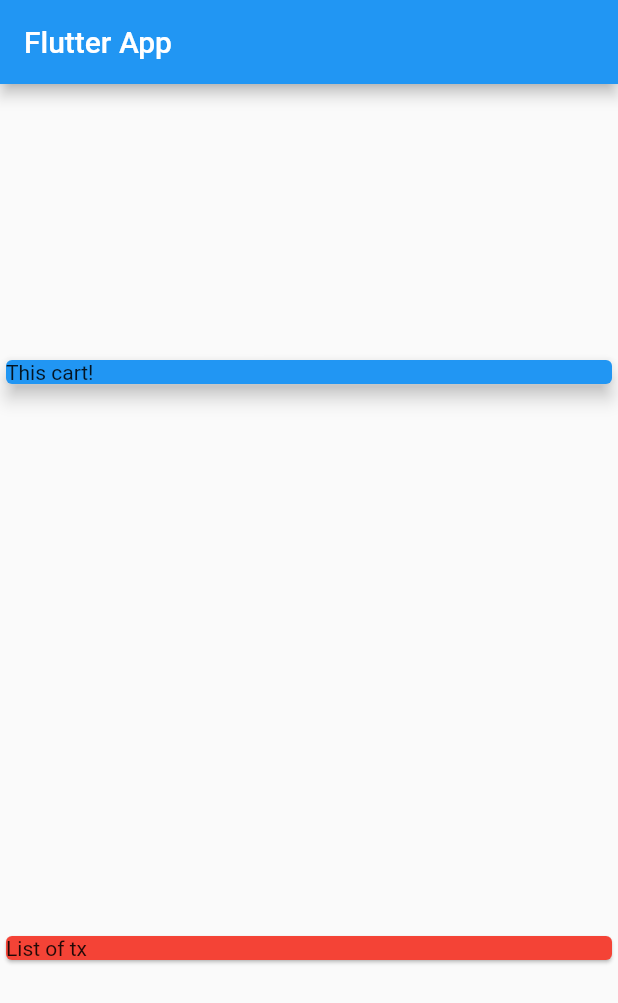
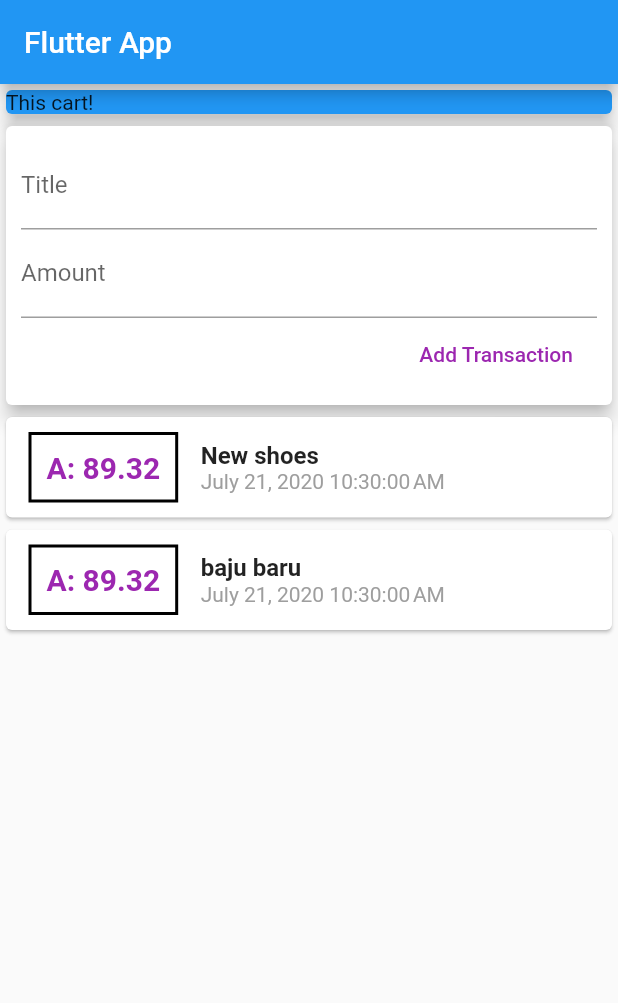
Before and after one commit to bahaso/flutter-practice, a Flutter app: the screen it shows after launch, on a phone screen of 412 x 824 dp. Shown: the top 1003 px of the screen. Run offline on Flutter 3.47's test engine with Material 2 defaults, Android fonts, the phone set to English and light mode, and no system bars.

Commit message:
list scrollable

```diff
--- a/lib/main.dart
+++ b/lib/main.dart
@@ -1,4 +1,5 @@
 import 'package:flutter/material.dart';
+import 'package:flutter_complete_guide/widgets/user_transaction.dart';
 
 void main() => runApp(MyApp());
 
@@ -13,14 +14,20 @@ class MyApp extends StatelessWidget {
 }
 
 class MyHomePage extends StatelessWidget {
+  // String titleInput;
+  // String amountInput;
+  final titleController = TextEditingController();
+  final amountController = TextEditingController();
+
   @override
   Widget build(BuildContext context) {
     return Scaffold(
       appBar: AppBar(
         title: Text("Flutter App"),
       ),
-      body: Column(
-        mainAxisAlignment: MainAxisAlignment.spaceAround,
+      body: SingleChildScrollView(
+        child: Column(
+          // mainAxisAlignment: MainAxisAlignment.spaceAround,
           crossAxisAlignment: CrossAxisAlignment.stretch,
           children: <Widget>[
             Container(
@@ -31,11 +38,9 @@ class MyHomePage extends StatelessWidget {
                 elevation: 5, //menambahkan efek shadow pada card
               ),
             ),
-          Card(
-            color: Colors.red,
-            child: Text("List of tx"),
-          )
+            UserTransaction(),
           ],
+        ),
       ),
     );
   }
--- /dev/null
+++ b/lib/models/transaction.dart
@@ -0,0 +1,14 @@
+import 'package:flutter/foundation.dart';
+
+class Transaction {
+  String id;
+  String title;
+  double amount;
+  DateTime date;
+
+  Transaction(
+      {@required this.id,
+      @required this.title,
+      @required this.amount,
+      @required this.date});
+}
--- /dev/null
+++ b/lib/widgets/new_transaction.dart
@@ -0,0 +1,42 @@
+import 'package:flutter/material.dart';
+
+class NewTransaction extends StatelessWidget {
+  final Function addTx;
+  final titleController = TextEditingController();
+  final amountController = TextEditingController();
+  NewTransaction(this.addTx);
+
+  @override
+  Widget build(BuildContext context) {
+    return Card(
+      elevation: 5,
+      child: Container(
+        padding: EdgeInsets.all(10.0),
+        child: Column(
+          crossAxisAlignment: CrossAxisAlignment.end,
+          children: <Widget>[
+            TextField(
+              decoration: InputDecoration(labelText: 'Title'),
+              controller: titleController,
+              // onChanged: (val) => titleInput = val,
+            ),
+            TextField(
+              decoration: InputDecoration(labelText: 'Amount'),
+              controller: amountController,
+            ),
+            // onChanged: (val) => amountInput = val),
+            FlatButton(
+              onPressed: () {
+                addTx(
+                    titleController.text, double.parse(amountController.text));
+                print(titleController);
+              },
+              child: Text('Add Transaction'),
+              textColor: Colors.purple,
+            )
+          ],
+        ),
+      ),
+    );
+  }
+}
--- /dev/null
+++ b/lib/widgets/transaction_list.dart
@@ -0,0 +1,55 @@
+import 'package:flutter/material.dart';
+import 'package:intl/intl.dart';
+import '../models/transaction.dart';
+
+class TransactionList extends StatelessWidget {
+  final List<Transaction> transactions;
+  TransactionList(this.transactions);
+  @override
+  Widget build(BuildContext context) {
+    return Container(
+      height: 300,
+      child: SingleChildScrollView(
+        child: Column(
+          children: transactions.map((tx) {
+            return Card(
+              child: Row(
+                children: <Widget>[
+                  Container(
+                      margin:
+                          EdgeInsets.symmetric(vertical: 10, horizontal: 15),
+                      // EdgeInsets.all(10.0),
+                      decoration: BoxDecoration(
+                          border: Border.all(color: Colors.black, width: 2)),
+                      padding: EdgeInsets.all(10.0),
+                      child: Text(
+                        'A: ${tx.amount}',
+                        // tx.amount.toString(),
+                        style: TextStyle(
+                            fontWeight: FontWeight.bold,
+                            fontSize: 20,
+                            color: Colors.purple),
+                      )),
+                  Column(
+                    crossAxisAlignment: CrossAxisAlignment.start,
+                    children: <Widget>[
+                      Text(
+                        tx.title,
+                        style: TextStyle(
+                            fontSize: 16, fontWeight: FontWeight.bold),
+                      ),
+                      Text(
+                        DateFormat().format(tx.date),
+                        style: TextStyle(color: Colors.grey),
+                      )
+                    ],
+                  )
+                ],
+              ),
+            );
+          }).toList(),
+        ),
+      ),
+    );
+  }
+}
--- /dev/null
+++ b/lib/widgets/user_transaction.dart
@@ -0,0 +1,47 @@
+import 'package:flutter/material.dart';
+import 'package:flutter_complete_guide/models/transaction.dart';
+import 'package:flutter_complete_guide/widgets/new_transaction.dart';
+import 'package:flutter_complete_guide/widgets/transaction_list.dart';
+
+class UserTransaction extends StatefulWidget {
+  @override
+  _UserTransactionState createState() => _UserTransactionState();
+}
+
+class _UserTransactionState extends State<UserTransaction> {
+  final List<Transaction> _userTransaction = [
+    Transaction(
+      id: 't1',
+      title: 'New shoes',
+      amount: 89.32,
+      date: DateTime.now(),
+    ),
+    Transaction(
+      id: 't1',
+      title: 'baju baru',
+      amount: 89.32,
+      date: DateTime.now(),
+    )
+  ];
+
+  void _addNewTransaction(String txTitle, double txAmount) {
+    final newTx = Transaction(
+        id: DateTime.now().toString(),
+        title: txTitle,
+        amount: txAmount,
+        date: DateTime.now());
+    setState(() {
+      _userTransaction.add(newTx);
+    });
+  }
+
+  @override
+  Widget build(BuildContext context) {
+    return Column(
+      children: <Widget>[
+        NewTransaction(_addNewTransaction),
+        TransactionList(_userTransaction)
+      ],
+    );
+  }
+}
```
Also changed, not shown: pubspec.yaml (+2 -7 lines), pubspec.lock. Lines whose indentation alone changed are shown as unchanged.
